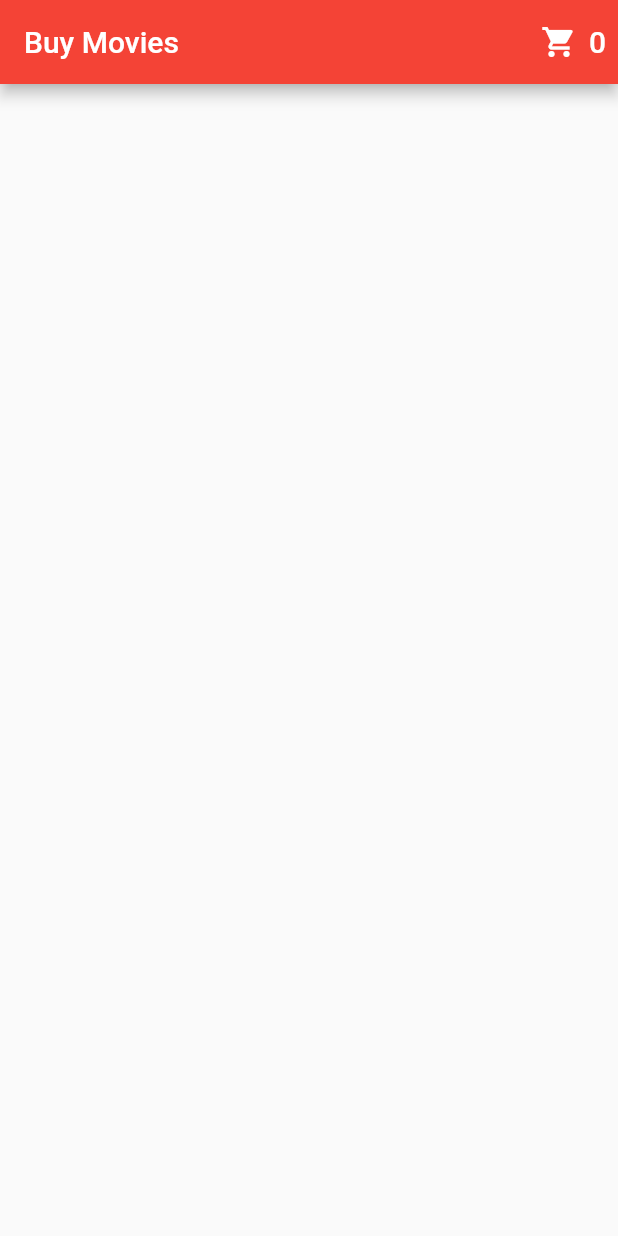
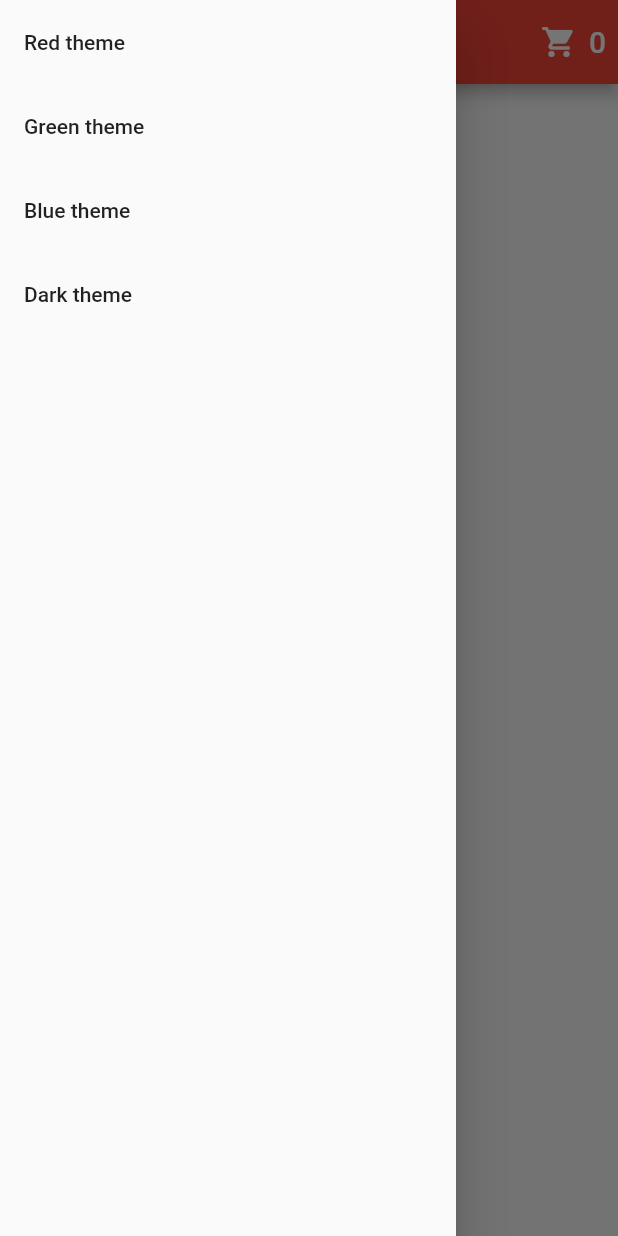
Before and after one commit to mHassan20896/buy_movies, a Flutter app: the screen it shows after launch, with the side drawer open (before the commit the screen has no drawer), on a phone screen of 412 x 824 dp. Run offline on Flutter 3.47's test engine with Material 2 defaults, Android fonts, the phone set to English and light mode, and no system bars; our stand-ins replace either_dart, equatable, flutter_bloc, toast; network calls fail.

Commit message:
Add theme change feature

```diff
--- a/lib/core/config/bloc/config_bloc.dart
+++ b/lib/core/config/bloc/config_bloc.dart
@@ -8,6 +8,23 @@ part 'config_state.dart';
 
 class ConfigBloc extends Bloc<ConfigEvent, ConfigState> {
   ConfigBloc() : super(ConfigState(appTheme: RedTheme())) {
-    on<ConfigEvent>((event, emit) {});
+    on<ThemeEvent>(_changeTheme);
+  }
+
+  void _changeTheme(ThemeEvent event, Emitter<ConfigState> emit) {
+    switch (event.themeName) {
+      case ThemeName.blue:
+        emit(state.copyWith(appTheme: BlueTheme()));
+        break;
+      case ThemeName.red:
+        emit(state.copyWith(appTheme: RedTheme()));
+        break;
+      case ThemeName.green:
+        emit(state.copyWith(appTheme: GreenTheme()));
+        break;
+      case ThemeName.dark:
+        emit(state.copyWith(appTheme: DarkTheme()));
+        break;
+    }
   }
 }
--- a/lib/core/config/bloc/config_event.dart
+++ b/lib/core/config/bloc/config_event.dart
@@ -13,4 +13,4 @@ class ThemeEvent extends ConfigEvent {
   List<Object?> get props => [themeName];
 }
 
-enum ThemeName { blue }
+enum ThemeName { blue, green, red, dark }
--- a/lib/core/config/bloc/config_state.dart
+++ b/lib/core/config/bloc/config_state.dart
@@ -5,6 +5,9 @@ class ConfigState extends Equatable {
 
   final AppTheme appTheme;
 
+  ConfigState copyWith({AppTheme? appTheme}) =>
+      ConfigState(appTheme: appTheme ?? this.appTheme);
+
   @override
   List<Object> get props => [appTheme];
 }
--- /dev/null
+++ b/lib/core/config/theme/blue_theme.dart
@@ -0,0 +1,6 @@
+part of 'theme.dart';
+
+class BlueTheme extends AppTheme {
+  @override
+  ColorScheme get colorScheme => const ColorScheme.light(primary: Colors.blue);
+}
--- /dev/null
+++ b/lib/core/config/theme/dark_theme.dart
@@ -0,0 +1,6 @@
+part of 'theme.dart';
+
+class DarkTheme extends AppTheme {
+  @override
+  ColorScheme get colorScheme => const ColorScheme.dark();
+}
--- /dev/null
+++ b/lib/core/config/theme/green_theme.dart
@@ -0,0 +1,6 @@
+part of 'theme.dart';
+
+class GreenTheme extends AppTheme {
+  @override
+  ColorScheme get colorScheme => const ColorScheme.light(primary: Colors.green);
+}
--- a/lib/core/config/theme/theme.dart
+++ b/lib/core/config/theme/theme.dart
@@ -2,3 +2,6 @@ import 'package:flutter/material.dart';
 
 part 'app_theme.dart';
 part 'red_theme.dart';
+part 'blue_theme.dart';
+part 'dark_theme.dart';
+part 'green_theme.dart';
--- /dev/null
+++ b/lib/core/widgets/drawer_list_view.dart
@@ -0,0 +1,54 @@
+import 'package:flutter/material.dart';
+import 'package:flutter_bloc/flutter_bloc.dart';
+
+import '../config/bloc/config_bloc.dart';
+
+class DrawerListView extends StatelessWidget {
+  const DrawerListView({Key? key}) : super(key: key);
+
+  @override
+  Widget build(BuildContext context) {
+    return SafeArea(
+      child: ListView(
+        children: [
+          ListTile(
+            onTap: () {
+              context
+                  .read<ConfigBloc>()
+                  .add(const ThemeEvent(themeName: ThemeName.red));
+              Navigator.pop(context);
+            },
+            title: const Text('Red theme'),
+          ),
+          ListTile(
+            onTap: () {
+              context
+                  .read<ConfigBloc>()
+                  .add(const ThemeEvent(themeName: ThemeName.green));
+              Navigator.pop(context);
+            },
+            title: const Text('Green theme'),
+          ),
+          ListTile(
+            onTap: () {
+              context
+                  .read<ConfigBloc>()
+                  .add(const ThemeEvent(themeName: ThemeName.blue));
+              Navigator.pop(context);
+            },
+            title: const Text('Blue theme'),
+          ),
+          ListTile(
+            onTap: () {
+              context
+                  .read<ConfigBloc>()
+                  .add(const ThemeEvent(themeName: ThemeName.dark));
+              Navigator.pop(context);
+            },
+            title: const Text('Dark theme'),
+          ),
+        ],
+      ),
+    );
+  }
+}
--- a/lib/modules/movie_list/view/movie_list_page.dart
+++ b/lib/modules/movie_list/view/movie_list_page.dart
@@ -1,4 +1,5 @@
 import 'package:buy_movies/core/network/http.dart';
+import 'package:buy_movies/core/widgets/drawer_list_view.dart';
 import 'package:buy_movies/modules/movie_list/bloc/movie_bloc.dart';
 import 'package:buy_movies/modules/movie_list/repository/repository.dart';
 import 'package:buy_movies/modules/movie_list/view/payment_page.dart';
@@ -38,6 +39,7 @@ class _MovieListViewState extends State<_MovieListView> {
   @override
   Widget build(BuildContext context) {
     return Scaffold(
+      drawer: const Drawer(child: DrawerListView()),
       appBar: AppBar(
         title: const Text("Buy Movies"),
         actions: [_cartItemCountWidget()],
```
